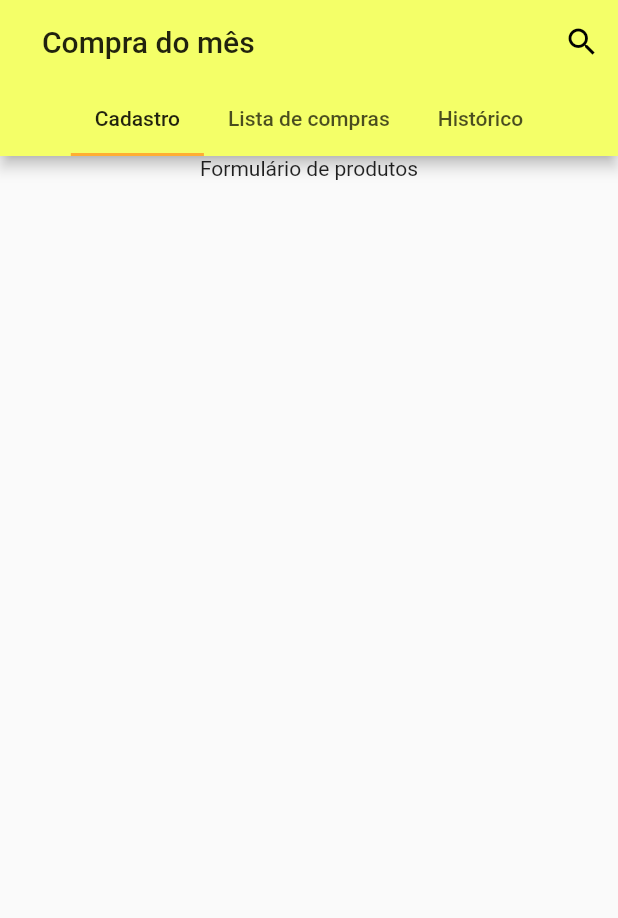
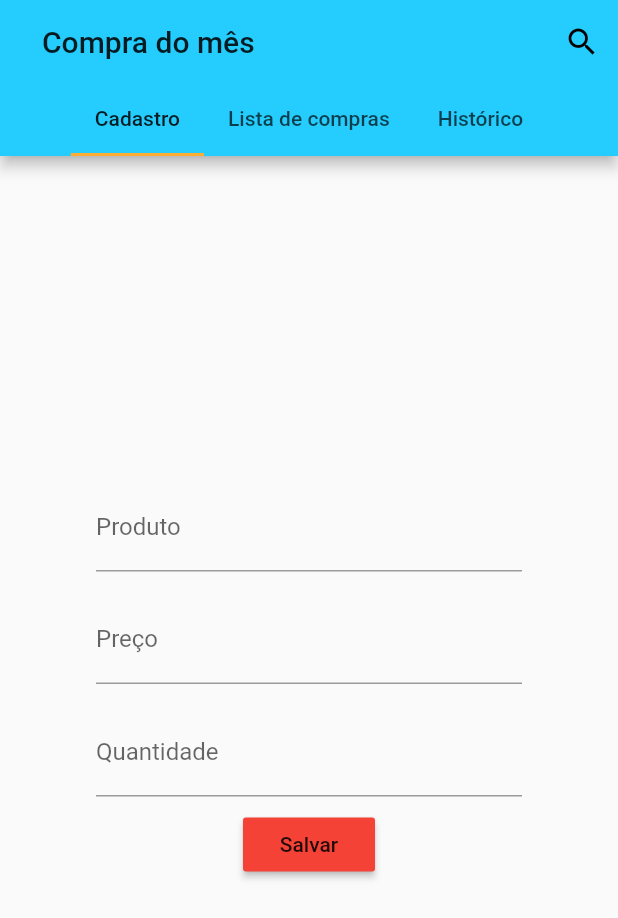
Before and after one commit to muniz95/compra-do-mes-dart, a Flutter app: the screen it shows after launch, on a phone screen of 412 x 824 dp. Shown: the top 918 px of the screen. Run offline on Flutter 3.47's test engine with Material 2 defaults, Android fonts, the phone set to English and light mode, and no system bars; our stand-ins replace flutter_redux, redux, sqflite; accounts and stored records are empty; statements that could not run were skipped.

Commit message:
Formulário e redux funcionando

```diff
--- /dev/null
+++ b/lib/constants/LoadingStatus.dart
@@ -0,0 +1,5 @@
+enum LoadingStatus {
+  loading,
+  error,
+  success,
+}
--- a/lib/main.dart
+++ b/lib/main.dart
@@ -6,7 +6,7 @@ import 'package:flutter_redux/flutter_redux.dart';
 import 'package:compra_do_mes/redux/app/AppState.dart';
 import 'package:compra_do_mes/redux/app/AppActions.dart';
 import 'package:compra_do_mes/redux/Store.dart';
-import 'package:compra_do_mes/views/HomeView.dart';
+import 'package:compra_do_mes/views/MainView.dart';
 import 'package:redux/redux.dart';
 
 Future<Null> main() async {
@@ -37,12 +37,12 @@ class _CompraDoMesAppState extends State<CompraDoMesApp> {
     return new StoreProvider<AppState>(
       store: widget.store,
       child: new MaterialApp(
-        title: 'CompraDoMes',
+        title: 'Compra Do Mes',
         theme: new ThemeData(
-          primaryColor: new Color(0xFFF4FF68),
+          primaryColor: new Color(0xFF25CDFF),
           accentColor: new Color(0xFFFFAD32),
         ),
-        home: new HomeView(),
+        home: new MainView(),
       ),
     );
   }
--- a/lib/redux/app/AppReducer.dart
+++ b/lib/redux/app/AppReducer.dart
@@ -1,7 +1,8 @@
 import 'package:compra_do_mes/redux/app/AppState.dart';
+import 'package:compra_do_mes/redux/product/ProductReducer.dart';
 
 AppState appReducer(AppState state, dynamic action) {
   return new AppState(
-    productState: state.productState
+    productState: productReducer(state.productState, action),
   );
 }
--- a/lib/redux/product/ProducReducer.dart
+++ b/lib/redux/product/ProductReducer.dart
@@ -3,7 +3,7 @@ import 'package:compra_do_mes/redux/product/ProductActions.dart';
 import 'package:compra_do_mes/redux/product/ProductState.dart';
 import 'package:redux/redux.dart';
 
-final distroReducer = combineReducers<ProductState>([
+final productReducer = combineReducers<ProductState>([
   new TypedReducer<ProductState, AddProductAction>(_addProduct),
   new TypedReducer<ProductState, SetCurrentProductAction>(_setCurrentProduct),
   new TypedReducer<ProductState, RemoveProductAction>(_removeProduct),
--- a/lib/redux/product/ProductState.dart
+++ b/lib/redux/product/ProductState.dart
@@ -1,28 +1,34 @@
+import 'package:compra_do_mes/constants/LoadingStatus.dart';
 import 'package:compra_do_mes/models/Product.dart';
 import 'package:meta/meta.dart';
 
 @immutable
 class ProductState {
   ProductState({
+    @required this.loadingStatus,
     @required this.currentProduct,
     @required this.products,
   });
 
+  final LoadingStatus loadingStatus;
   final Product currentProduct;
   final List<Product> products;
 
   factory ProductState.initial() {
     return new ProductState(
+      loadingStatus: LoadingStatus.loading,
       currentProduct: new Product(),
       products: <Product>[],
     );
   }
 
   ProductState copyWith({
+    LoadingStatus loadingStatus,
     Product currentProduct,
     List<Product> products,
   }) {
     return new ProductState(
+      loadingStatus: loadingStatus ?? this.loadingStatus,
       currentProduct: currentProduct ?? this.currentProduct,
       products: products ?? this.products,
     );
@@ -33,11 +39,13 @@ class ProductState {
       identical(this, other) ||
           other is ProductState &&
               runtimeType == other.runtimeType &&
+              loadingStatus== other.loadingStatus &&
               currentProduct == other.currentProduct &&
               products == other.products;
 
   @override
   int get hashCode =>
+      loadingStatus.hashCode ^
       currentProduct.hashCode ^
       products.hashCode;
 }
--- a/lib/views/HomeView.dart
+++ b/lib/views/MainView.dart
@@ -3,14 +3,16 @@ import 'dart:io';
 // import 'package:compra_do_mes/models/Product.dart';
 // import 'package:compra_do_mes/redux/app/AppState.dart';
 import 'package:flutter/material.dart';
+
+import 'product/ProductForm.dart';
 // import 'package:flutter_redux/flutter_redux.dart';
 
-class HomeView extends StatefulWidget {
+class MainView extends StatefulWidget {
   @override
-  _HomeViewState createState() => new _HomeViewState();
+  _MainViewState createState() => new _MainViewState();
 }
 
-class _HomeViewState extends State<HomeView>
+class _MainViewState extends State<MainView>
     with SingleTickerProviderStateMixin {
   static final GlobalKey<ScaffoldState> scaffoldKey =
       new GlobalKey<ScaffoldState>();
@@ -129,11 +131,12 @@ class _HomeViewState extends State<HomeView>
       body: new TabBarView(
         controller: _controller,
         children: <Widget>[
-          new Column(
-            children: <Widget>[
-              new Text('Formulário de produtos'),
-            ],
-          ),
+          new ProductForm(),
+          // new Column(
+          //   children: <Widget>[
+          //     new Text('Formulário de produtos'),
+          //   ],
+          // ),
           new Column(
             children: <Widget>[
               new Text('Lista de compras'),
--- a/lib/views/product/ProductForm.dart
+++ b/lib/views/product/ProductForm.dart
@@ -0,0 +1,107 @@
+import 'dart:ui';
+
+import 'package:compra_do_mes/redux/app/AppState.dart';
+import 'package:flutter/material.dart';
+import 'package:flutter_redux/flutter_redux.dart';
+
+import 'ProductFormViewModel.dart';
+
+class ProductForm extends StatelessWidget {
+  @override
+  Widget build(BuildContext context) {
+    return new StoreConnector<AppState, ProductFormViewModel>(
+      distinct: true,
+      converter: (store) => ProductFormViewModel.fromStore(store),
+      builder: (_, viewModel) => new ProductFormContent(viewModel: viewModel),
+    );
+  }
+}
+
+class ProductFormContent extends StatelessWidget {
+  final formKey = new GlobalKey<FormState>();
+  final scaffoldKey = new GlobalKey<ScaffoldState>();
+
+  ProductFormContent({
+    this.viewModel,
+  });
+
+  final ProductFormViewModel viewModel;
+
+  @override
+  Widget build(BuildContext context) {
+    var loginBtn = new RaisedButton(
+      onPressed: _submit,
+      child: new Text("Salvar"),
+      color: Colors.primaries[0],
+    );
+    var loginForm = new Column(
+      children: <Widget>[
+        new Form(
+          key: formKey,
+          child: new Column(
+            children: <Widget>[
+              new Padding(
+                padding: const EdgeInsets.all(8.0),
+                child: new TextFormField(
+                  onSaved: (val) => viewModel.product.name = val,
+                  validator: _validateProductName,
+                  decoration: new InputDecoration(labelText: "Produto"),
+                ),
+              ),
+              new Padding(
+                padding: const EdgeInsets.all(8.0),
+                child: new TextFormField(
+                  onSaved: (val) => viewModel.product.price = double.parse(val),
+                  decoration: new InputDecoration(labelText: "Preço"),
+                ),
+              ),
+              new Padding(
+                padding: const EdgeInsets.all(8.0),
+                child: new TextFormField(
+                  onSaved: (val) => viewModel.product.quantity = int.parse(val),
+                  decoration: new InputDecoration(labelText: "Quantidade"),
+                ),
+              ),
+            ],
+          ),
+        ),
+        loginBtn
+      ],
+      crossAxisAlignment: CrossAxisAlignment.center,
+    );
+
+    return new Scaffold(
+      appBar: null,
+      key: scaffoldKey,
+      body: new Container(
+        child: new Center(
+          child: new ClipRect(
+            child: new BackdropFilter(
+              filter: new ImageFilter.blur(sigmaX: 10.0, sigmaY: 10.0),
+              child: new Container(
+                child: loginForm,
+                height: 300.0,
+                width: 300.0,
+              ),
+            ),
+          ),
+        ),
+      ),
+    );
+  }
+
+  String _validateProductName(val) {
+    return val.length < 1
+      ? "O nome do produto é obrigatório"
+      : null;
+  }
+
+  void _submit() {
+    final form = formKey.currentState;
+
+    if (form.validate()) {
+      form.save();
+      viewModel.addProduct(viewModel.product);
+    }
+  }
+}
--- /dev/null
+++ b/lib/views/product/ProductFormViewModel.dart
@@ -0,0 +1,26 @@
+import 'package:compra_do_mes/constants/LoadingStatus.dart';
+import 'package:compra_do_mes/models/Product.dart';
+import 'package:compra_do_mes/redux/app/AppState.dart';
+import 'package:compra_do_mes/redux/product/ProductActions.dart';
+import 'package:meta/meta.dart';
+import 'package:redux/redux.dart';
+
+class ProductFormViewModel {
+  ProductFormViewModel({
+    @required this.status,
+    @required this.product,
+    @required this.addProduct,
+  });
+
+  final LoadingStatus status;
+  final Product product;
+  final Function addProduct;
+
+  static ProductFormViewModel fromStore(Store<AppState> store) {
+    return new ProductFormViewModel(
+      status: store.state.productState.loadingStatus,
+      product: new Product(),
+      addProduct: (product) => store.dispatch(new AddProductAction(product)),
+    );
+  }
+}
--- a/pubspec.yaml
+++ b/pubspec.yaml
@@ -10,6 +10,8 @@ dependencies:
   cupertino_icons: ^0.1.0
   flutter_redux: ^0.5.0
   shared_preferences: ^0.4.0
+  sqflite: '^0.8.6'
+  path_provider: any
 
 dev_dependencies:
   flutter_test:
```
Also changed, not shown: lib/data/DBHelper.dart (added, +50 -0 lines), lib/models/Product.dart (+19 -4 lines), lib/redux/product/ProductMiddleware.dart (+9 -10 lines), lib/views/common/ErrorView.dart (added, +90 -0 lines), lib/views/common/LoadingView.dart (added, +199 -0 lines), lib/views/common/PlatformAdaptativeProgressIndicator.dart (added, +13 -0 lines), lib/views/product/ProductPage.dart (added, +41 -0 lines).
